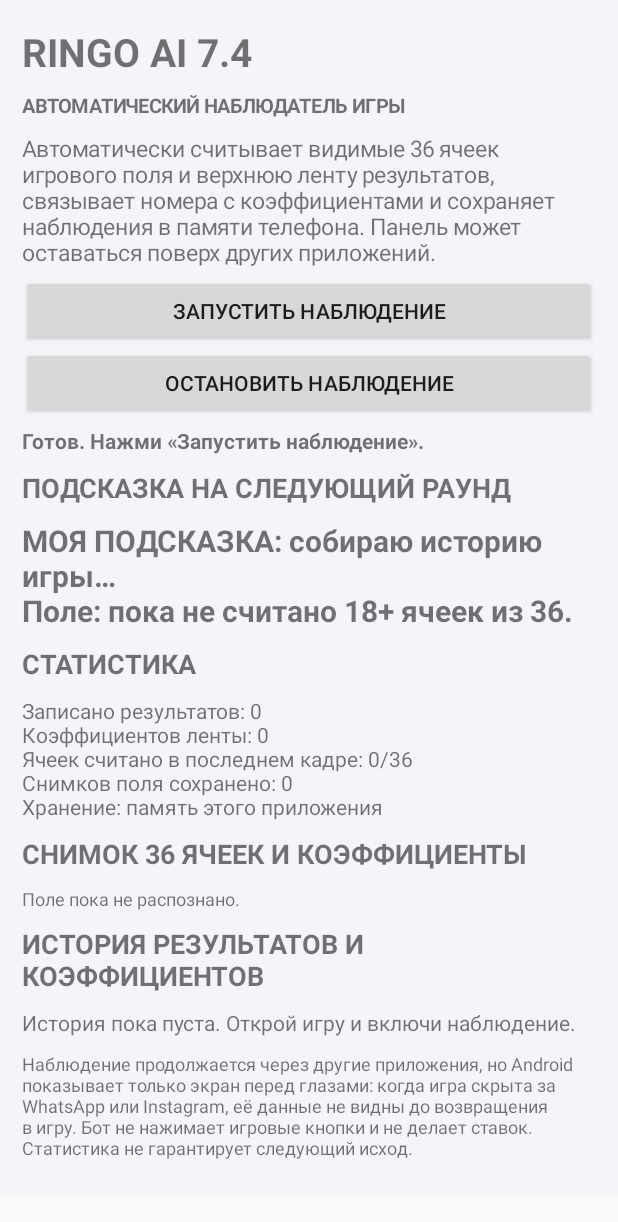
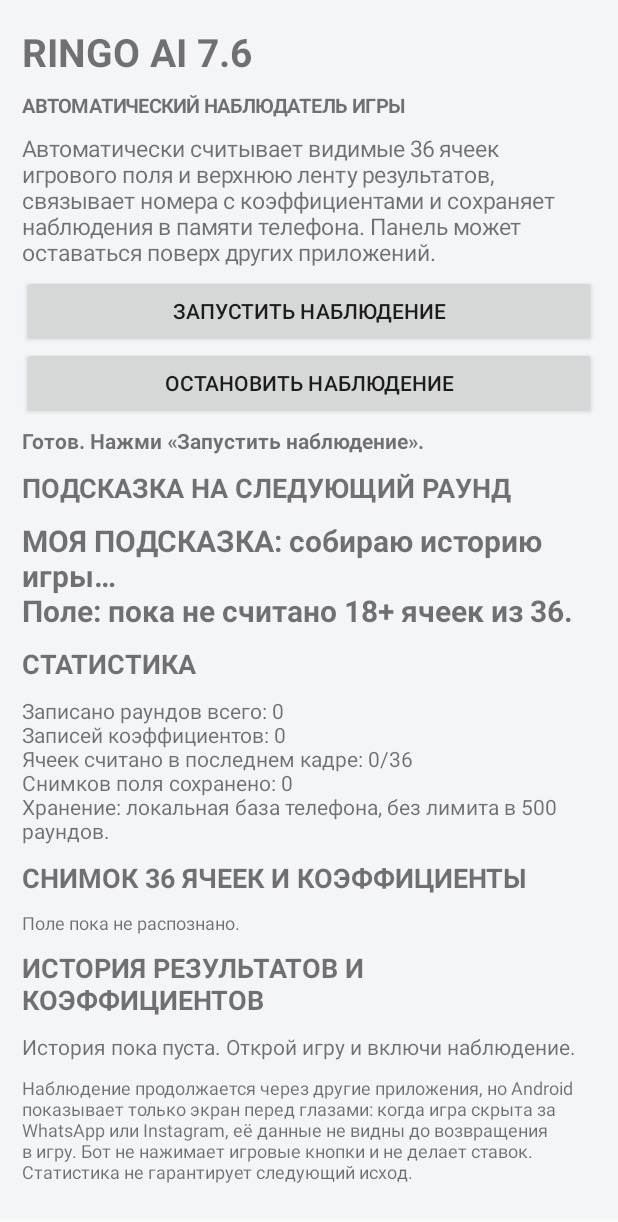
Before and after one commit to bivaz1744-oss/ringo-observer-android, an Android app: the screen it shows after launch (MainActivity), on a phone screen of 412 x 824 dp. Shown: the top 1222 px of the screen. Run offline under Robolectric (Android 15) with nearby library versions, the phone set to English and light mode, and no system bars.

Commit message:
Use SQLite history in app dashboard

```diff
--- a/app/src/main/java/com/ringoai/sixone/MainActivity.java
+++ b/app/src/main/java/com/ringoai/sixone/MainActivity.java
@@ -3,14 +3,14 @@ import android.app.*;import android.os.*;import android.content.*;import android
 import android.media.projection.MediaProjectionManager;import android.provider.Settings;import android.net.Uri;import java.util.*;
 
 public class MainActivity extends Activity {
- private static final int CAPTURE_REQUEST=620;private android.content.SharedPreferences prefs;
+ private static final int CAPTURE_REQUEST=620;private android.content.SharedPreferences prefs;private RingoStore store;
  private TextView statusView,recommendationView,historyView,statsView,boardView;private BroadcastReceiver receiver;
- @Override public void onCreate(Bundle state){super.onCreate(state);prefs=getSharedPreferences("ringo70",0);build();registerUpdates();refresh();}
+ @Override public void onCreate(Bundle state){super.onCreate(state);prefs=getSharedPreferences("ringo70",0);store=new RingoStore(this);build();registerUpdates();refresh();}
  private TextView text(String s,int size,boolean bold){TextView t=new TextView(this);t.setText(s);t.setTextSize(size);t.setPadding(0,7,0,7);if(bold)t.setTypeface(null,Typeface.BOLD);return t;}
  private Button button(String s){Button b=new Button(this);b.setText(s);return b;}
  private void build(){
   ScrollView scroll=new ScrollView(this);LinearLayout root=new LinearLayout(this);root.setOrientation(1);root.setPadding(22,18,22,28);root.setBackgroundColor(0xfff3f5f9);scroll.addView(root);
-  root.addView(text("RINGO AI 7.4",26,true));root.addView(text("АВТОМАТИЧЕСКИЙ НАБЛЮДАТЕЛЬ ИГРЫ",13,true));
+  root.addView(text("RINGO AI 7.6",26,true));root.addView(text("АВТОМАТИЧЕСКИЙ НАБЛЮДАТЕЛЬ ИГРЫ",13,true));
   root.addView(text("Автоматически считывает видимые 36 ячеек игрового поля и верхнюю ленту результатов, связывает номера с коэффициентами и сохраняет наблюдения в памяти телефона. Панель может оставаться поверх других приложений.",15,false));
   Button start=button("ЗАПУСТИТЬ НАБЛЮДЕНИЕ");root.addView(start);start.setOnClickListener(v->startReader());
   Button stop=button("ОСТАНОВИТЬ НАБЛЮДЕНИЕ");root.addView(stop);stop.setOnClickListener(v->{Intent i=new Intent(this,ScreenOcrService.class);i.setAction(ScreenOcrService.ACTION_STOP);startService(i);statusView.setText("Наблюдение остановлено.");});
@@ -29,16 +29,16 @@ public class MainActivity extends Activity {
  @Override protected void onActivityResult(int request,int result,Intent data){super.onActivityResult(request,result,data);if(request==CAPTURE_REQUEST&&result==RESULT_OK&&data!=null){Intent s=new Intent(this,ScreenOcrService.class);s.putExtra("resultCode",result);s.putExtra("data",data);if(Build.VERSION.SDK_INT>=26)startForegroundService(s);else startService(s);statusView.setText("Наблюдение включено. Результаты будут записываться автоматически.");}else if(request==CAPTURE_REQUEST)statusView.setText("Разрешение на захват экрана не выдано.");}
  private void registerUpdates(){receiver=new BroadcastReceiver(){@Override public void onReceive(Context c,Intent i){refresh();int n=i.getIntExtra("number",-1);if(n>=1&&n<=36)statusView.setText("Автоматически записан новый исход: "+n);}};IntentFilter f=new IntentFilter(ScreenOcrService.ACTION_NUMBER);if(Build.VERSION.SDK_INT>=33)registerReceiver(receiver,f,Context.RECEIVER_NOT_EXPORTED);else registerReceiver(receiver,f);}
  @Override protected void onResume(){super.onResume();if(prefs!=null)refresh();}
- private ArrayList<Integer> readHistory(){ArrayList<Integer>a=new ArrayList<>();for(String s:prefs.getString("history","").split(","))try{int n=Integer.parseInt(s.trim());if(n>=1&&n<=37)a.add(n);}catch(Exception ignored){}return a;}
- private ArrayList<String> readCoefficients(){ArrayList<String>a=new ArrayList<>();for(String s:prefs.getString("historyCoefficients","").split(",",-1))if(!s.trim().isEmpty())a.add(s.trim());return a;}
+ private ArrayList<Integer> readHistory(){return store.readHistory(500);}
+ private ArrayList<String> readCoefficients(){return store.readCoefficients(500);}
  private void refresh(){
   ArrayList<Integer>n=readHistory();ArrayList<String>c=readCoefficients();
   String board=prefs.getString("boardLatest","");String samples=prefs.getString("boardSamples","");
   recommendationView.setText(RingoBrain.buildRecommendation(n,board,samples));
   int cells=prefs.getInt("boardCells",0);int sampleCount=samples.isEmpty()?0:samples.split("\\n").length;
-  statsView.setText("Записано результатов: "+n.size()+"\nКоэффициентов ленты: "+c.size()+
+  statsView.setText("Записано раундов всего: "+store.getRoundCount()+"\nЗаписей коэффициентов: "+store.getRoundCount()+
    "\nЯчеек считано в последнем кадре: "+cells+"/36\nСнимков поля сохранено: "+sampleCount+
-   "\nХранение: память этого приложения");
+   "\nХранение: локальная база телефона, без лимита в 500 раундов.");
   if(board.isEmpty())boardView.setText("Поле пока не распознано.");
   else{
    String[] values=board.split(",",-1);StringBuilder matrix=new StringBuilder();
@@ -52,5 +52,5 @@ public class MainActivity extends Activity {
   StringBuilder b=new StringBuilder();for(int i=0;i<Math.min(30,n.size());i++){if(i>0)b.append("\n");b.append(i+1).append(". ").append(n.get(i)==37?"СТРЕЛКИ":n.get(i));if(i<c.size()&&!"-".equals(c.get(i)))b.append("  •  x").append(c.get(i));}
   historyView.setText(b.length()==0?"История пока пуста. Открой игру и включи наблюдение.":b.toString());
  }
- @Override protected void onDestroy(){if(receiver!=null)try{unregisterReceiver(receiver);}catch(Exception ignored){}super.onDestroy();}
+ @Override protected void onDestroy(){if(receiver!=null)try{unregisterReceiver(receiver);}catch(Exception ignored){}if(store!=null)store.close();super.onDestroy();}
 }
```
